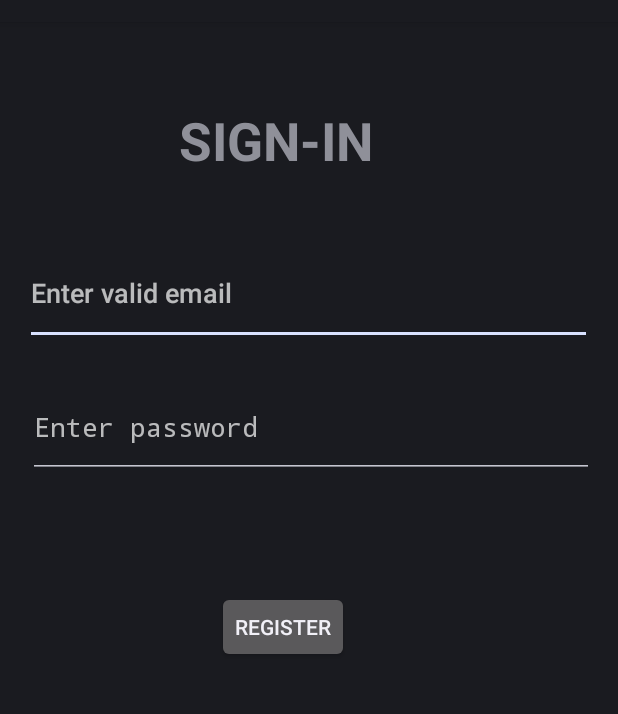
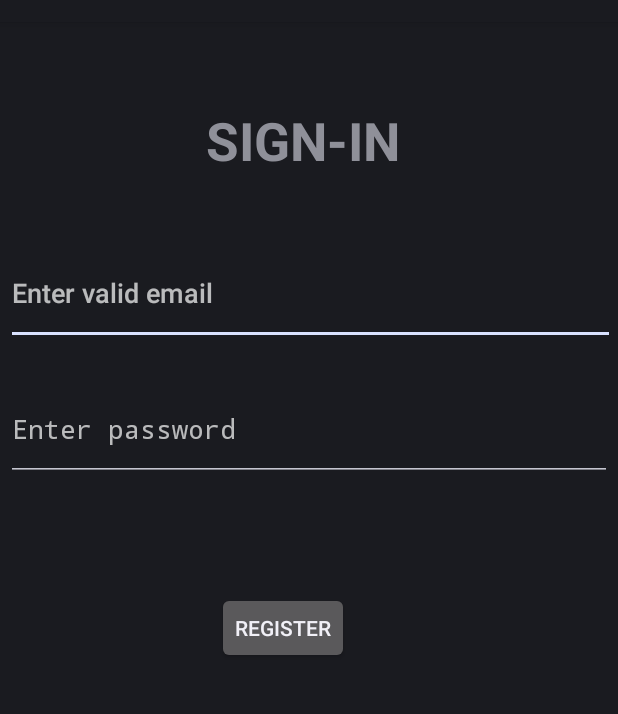
Before and after one commit to Pranjalbharat/Health_care, an Android app: the layout activity_doctor2.xml on its own in the app's theme, with its tools: preview values and no code run, on a phone screen of 412 x 824 dp, the part 62-776 px from its top. Run offline under Robolectric (Android 15) with nearby library versions, the phone set to English and light mode, and no system bars.

Commit message:
Completed Backend of Doctor login 2 and improved login page UI

```diff
--- a/app/build.gradle
+++ b/app/build.gradle
@@ -42,6 +42,7 @@ dependencies {
     implementation 'androidx.lifecycle:lifecycle-viewmodel-ktx:2.4.1'
     implementation 'com.google.firebase:firebase-auth:21.1.0'
     implementation 'com.google.firebase:firebase-auth-ktx:21.1.0'
+    implementation 'com.google.firebase:firebase-firestore:24.4.4'
     testImplementation 'junit:junit:4.13.2'
     androidTestImplementation 'androidx.test.ext:junit:1.1.5'
     androidTestImplementation 'androidx.test.espresso:espresso-core:3.5.1'
--- a/app/src/main/java/com/example/healthcare/DoctorActivity.java
+++ b/app/src/main/java/com/example/healthcare/DoctorActivity.java
@@ -81,6 +81,8 @@ public class DoctorActivity extends AppCompatActivity {
             public void onComplete(@NonNull Task<AuthResult> task) {
                 if(task.isSuccessful()){
                     Toast.makeText(DoctorActivity.this,"registeration is suceesful ",Toast.LENGTH_SHORT).show();
+                    startActivity(new Intent(DoctorActivity.this, login_creator_details.class));
+                    finish();
 
                 }
                 else{
--- a/app/src/main/res/layout/activity_doctor2.xml
+++ b/app/src/main/res/layout/activity_doctor2.xml
@@ -9,14 +9,14 @@
 
     <EditText
         android:id="@+id/editTextEmail"
-        android:layout_width="378dp"
+        android:layout_width="match_parent"
         android:layout_height="69dp"
         android:layout_marginStart="4dp"
         android:layout_marginTop="133dp"
         android:layout_marginEnd="2dp"
         android:layout_marginBottom="449dp"
         android:ems="10"
-        android:hint="Enter valid email"
+        android:hint="@string/enter_valid_email"
         android:inputType="textEmailAddress"
         app:layout_constraintBottom_toBottomOf="parent"
         app:layout_constraintEnd_toEndOf="parent"
@@ -27,14 +27,14 @@
 
     <EditText
         android:id="@+id/editTextPassword"
-        android:layout_width="377dp"
-        android:layout_height="67dp"
+        android:layout_width="match_parent"
+        android:layout_height="69dp"
         android:layout_marginStart="4dp"
         android:layout_marginTop="21dp"
         android:layout_marginEnd="4dp"
         android:layout_marginBottom="374dp"
         android:ems="10"
-        android:hint="Enter password "
+        android:hint="@string/enter_password"
         android:inputType="textPassword"
         app:layout_constraintBottom_toBottomOf="parent"
         app:layout_constraintEnd_toEndOf="parent"
@@ -54,7 +54,7 @@
         android:layout_marginTop="30dp"
         android:layout_marginEnd="150dp"
         android:layout_marginBottom="296dp"
-        android:text="Register"
+        android:text="@string/register"
         app:layout_constraintBottom_toBottomOf="parent"
         app:layout_constraintEnd_toEndOf="parent"
         app:layout_constraintStart_toStartOf="parent"
@@ -64,16 +64,13 @@
         android:id="@+id/textView4"
         android:layout_width="137dp"
         android:layout_height="67dp"
-        android:layout_marginStart="136dp"
         android:layout_marginTop="55dp"
-        android:layout_marginEnd="178dp"
         android:layout_marginBottom="39dp"
-        android:text="SIGN-IN"
+        android:text="@string/sign_in"
         android:textSize="35sp"
         android:textStyle="bold"
         app:layout_constraintBottom_toTopOf="@+id/editTextEmail"
         app:layout_constraintEnd_toEndOf="parent"
-        app:layout_constraintHorizontal_bias="0.425"
         app:layout_constraintStart_toStartOf="parent"
         app:layout_constraintTop_toTopOf="parent"
         app:layout_constraintVertical_bias="0.0" />
--- a/app/src/main/res/values/strings.xml
+++ b/app/src/main/res/values/strings.xml
@@ -18,4 +18,8 @@
     <string name="phone_number">Phone Number</string>
     <string name="last_name">Last Name</string>
     <string name="first_name">First Name</string>
+    <string name="enter_password">Enter password</string>
+    <string name="enter_valid_email">Enter valid email</string>
+    <string name="register">Register</string>
+    <string name="sign_in">SIGN-IN</string>
 </resources>
```
Also changed, not shown: app/src/main/java/com/example/healthcare/login_creator_details.java (+26 -0 lines), app/src/main/res/layout/activity_user2.xml (+28 -27 lines).
